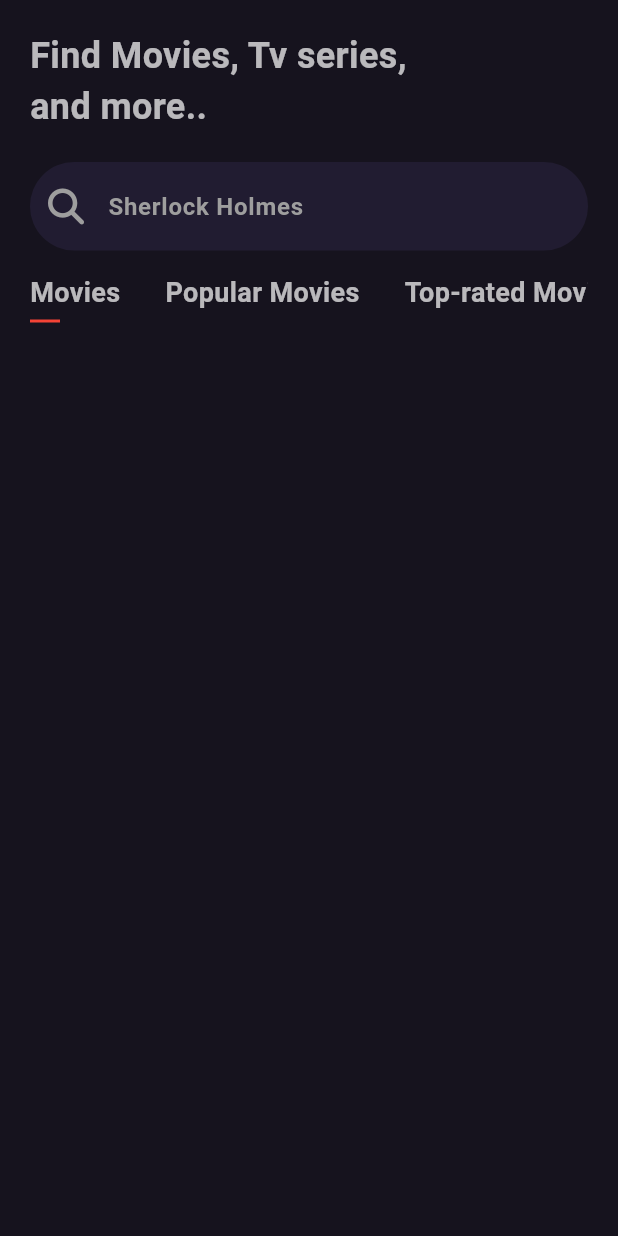
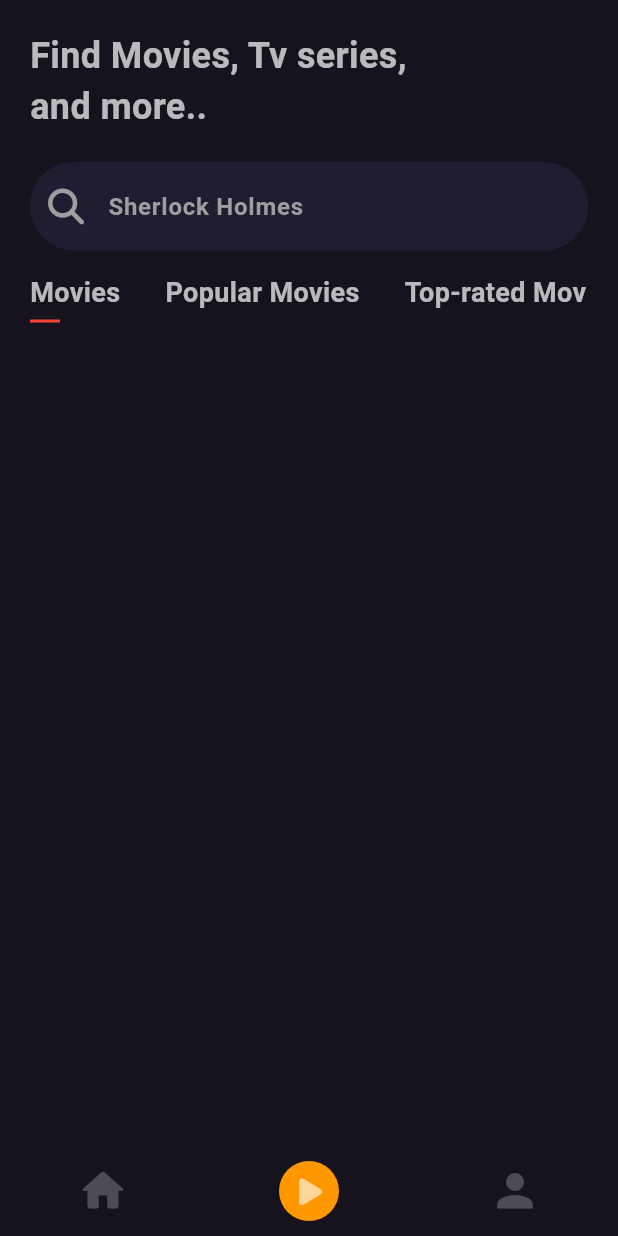
Before and after one commit to Shishir335/movie_app, a Flutter app: the screen it shows after launch, on a phone screen of 412 x 824 dp. Run offline on Flutter 3.47's test engine with Material 3 defaults, Android fonts, the phone set to English and light mode, and no system bars; our stand-ins replace font_awesome_flutter; network calls fail.

Commit message:
bottom navigation done

```diff
--- a/lib/main.dart
+++ b/lib/main.dart
@@ -1,5 +1,5 @@
 import 'package:flutter/material.dart';
-import 'package:movie_review_app/screens/home/home_screen.dart';
+import 'package:movie_review_app/screens/dashboard.dart';
 import 'package:movie_review_app/providers/home_provider.dart';
 import 'package:provider/provider.dart';
 
@@ -15,10 +15,10 @@ class MyApp extends StatelessWidget {
   @override
   Widget build(BuildContext context) {
     return MaterialApp(
-        title: 'Flutter Demo',
+        title: 'Movie Review',
         theme: ThemeData(
             colorScheme: ColorScheme.fromSeed(seedColor: Colors.deepPurple),
             useMaterial3: true),
-        home: const HomePage());
+        home: const Dashboard());
   }
 }
--- /dev/null
+++ b/lib/screens/dashboard.dart
@@ -0,0 +1,69 @@
+import 'package:flutter/material.dart';
+import 'package:font_awesome_flutter/font_awesome_flutter.dart';
+import 'package:movie_review_app/screens/home/home_screen.dart';
+import 'package:movie_review_app/screens/player_screen.dart';
+import 'package:movie_review_app/screens/profile.dart';
+import 'package:movie_review_app/utils/app_config.dart';
+
+class Dashboard extends StatefulWidget {
+  const Dashboard({super.key});
+
+  @override
+  State<Dashboard> createState() => _DashboardState();
+}
+
+class _DashboardState extends State<Dashboard> {
+  List<Widget> screens = const [
+    HomePage(),
+    PlayerScreen(),
+    ProfileScreen(),
+  ];
+
+  int index = 0;
+
+  @override
+  Widget build(BuildContext context) {
+    return Scaffold(
+      body: Column(
+        children: [
+          Expanded(child: screens[index]),
+          Container(
+            height: 60,
+            width: double.infinity,
+            color: AppConfigurations.backgroundColor,
+            child: Row(children: [
+              Expanded(
+                  child: InkWell(
+                      onTap: () {
+                        index = 0;
+                        setState(() {});
+                      },
+                      child: const Icon(Icons.home_rounded,
+                          size: 35, color: Colors.white24))),
+              Expanded(
+                  child: InkWell(
+                      onTap: () {
+                        index = 1;
+                        setState(() {});
+                      },
+                      child: Container(
+                          padding: const EdgeInsets.fromLTRB(10, 10, 8, 10),
+                          decoration: const BoxDecoration(
+                              shape: BoxShape.circle, color: Colors.orange),
+                          child: const Icon(FontAwesomeIcons.play,
+                              color: Colors.white60, size: 20)))),
+              Expanded(
+                  child: InkWell(
+                      onTap: () {
+                        index = 2;
+                        setState(() {});
+                      },
+                      child: const Icon(Icons.person,
+                          size: 35, color: Colors.white24))),
+            ]),
+          )
+        ],
+      ),
+    );
+  }
+}
```
Also changed, not shown: lib/screens/player_screen.dart (added, +14 -0 lines), lib/screens/profile.dart (added, +13 -0 lines).
